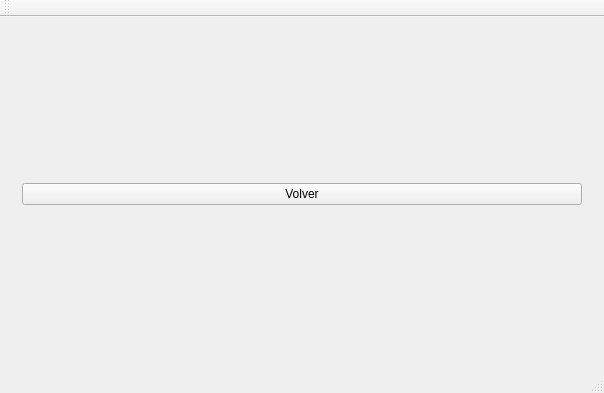
Above: Recetario.ui from matifrancois/Recetario before the change. Below: the same form after it.
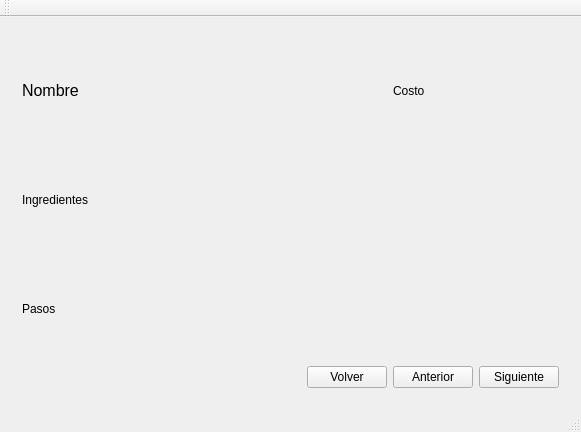
That is the form after the change. The open tabs and pages were chosen to show the change.

Diff of the .ui file:
```diff
--- a/Recetario.ui
+++ b/Recetario.ui
@@ -6,8 +6,8 @@
    <rect>
     <x>0</x>
     <y>0</y>
-    <width>604</width>
-    <height>393</height>
+    <width>581</width>
+    <height>432</height>
    </rect>
   </property>
   <property name="windowTitle">
@@ -210,14 +210,74 @@
        </layout>
       </widget>
       <widget class="QWidget" name="page_3">
-       <layout class="QHBoxLayout" name="horizontalLayout_4">
-        <item>
-         <widget class="QPushButton" name="volver2">
+       <layout class="QGridLayout" name="gridLayout_4">
+        <item row="4" column="0">
+         <spacer name="horizontalSpacer_5">
+          <property name="orientation">
+           <enum>Qt::Horizontal</enum>
+          </property>
+          <property name="sizeHint" stdset="0">
+           <size>
+            <width>40</width>
+            <height>20</height>
+           </size>
+          </property>
+         </spacer>
+        </item>
+        <item row="4" column="1">
+         <widget class="QPushButton" name="volverVR">
           <property name="text">
            <string>Volver</string>
           </property>
          </widget>
         </item>
+        <item row="2" column="0" colspan="4">
+         <widget class="QLabel" name="pasos_label">
+          <property name="text">
+           <string>Pasos</string>
+          </property>
+         </widget>
+        </item>
+        <item row="4" column="3">
+         <widget class="QPushButton" name="siguiente">
+          <property name="text">
+           <string>Siguiente</string>
+          </property>
+         </widget>
+        </item>
+        <item row="4" column="2">
+         <widget class="QPushButton" name="anterior">
+          <property name="text">
+           <string>Anterior</string>
+          </property>
+         </widget>
+        </item>
+        <item row="1" column="0" colspan="4">
+         <widget class="QLabel" name="ingredientes_label">
+          <property name="text">
+           <string>Ingredientes</string>
+          </property>
+         </widget>
+        </item>
+        <item row="0" column="2" colspan="2">
+         <widget class="QLabel" name="costo_label">
+          <property name="text">
+           <string>Costo</string>
+          </property>
+         </widget>
+        </item>
+        <item row="0" column="0" colspan="2">
+         <widget class="QLabel" name="nombre_label">
+          <property name="font">
+           <font>
+            <pointsize>12</pointsize>
+           </font>
+          </property>
+          <property name="text">
+           <string>Nombre</string>
+          </property>
+         </widget>
+        </item>
        </layout>
       </widget>
       <widget class="QWidget" name="page_4">
```
Left out of the diff: 50 changed lines with no effect on the pictures.
